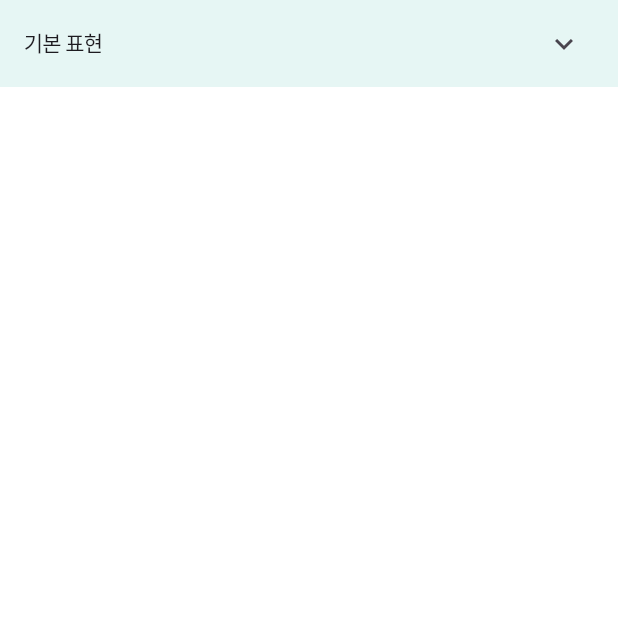
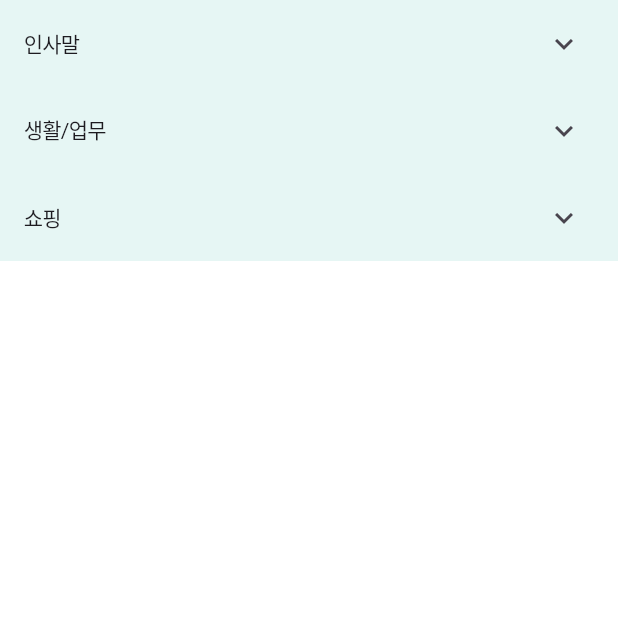
Before and after one commit to translation-jeju/translation-jeju-client, a Flutter app: the ListPage screen opened directly, on a phone screen of 412 x 824 dp, the top half of it. Run offline on Flutter 3.47's test engine with Material 3 defaults, Android fonts, the phone set to English and light mode, and no system bars; our stand-ins replace dio, flip_card, flutter_dotenv, flutter_riverpod, flutter_svg, flutter_tts and 2 more; generated files the repository leaves out were written again; Roboto replaces fonts that are missing (PretendardMedium).

Commit message:
add: words

```diff
--- a/lib/presentation/ListPage.dart
+++ b/lib/presentation/ListPage.dart
@@ -62,7 +62,7 @@ class _ListPageState extends ConsumerState<ListPage> {
                     backgroundColor: AppColors.subColor,
                     collapsedBackgroundColor: AppColors.subColor,
                     title: const Text(
-                      '기본 표현',
+                      '인사말',
                       style: FontStyles.smallBody,
                     ),
                     children: [
@@ -70,6 +70,116 @@ class _ListPageState extends ConsumerState<ListPage> {
                         appWord: AppLocalizations.of(context)?.hello ?? 'Hello',
                         jejuWord: '펜안 하우꽈?',
                         sound: () => _speakText('펜안 하우꽈?'),
+                        bookmark: () {},
+                      ),
+                      CustomListTile(
+                        appWord: AppLocalizations.of(context)?.hello ?? 'Hello',
+                        jejuWord: '혼저 옵서예',
+                        sound: () => _speakText('혼저 옵서예'),
+                        bookmark: () {},
+                      ),
+                      CustomListTile(
+                        appWord: AppLocalizations.of(context)?.hello ?? 'Hello',
+                        jejuWord: '폭삭 속암수다',
+                        sound: () => _speakText('폭삭 속암수다'),
+                        bookmark: () {},
+                      ),
+                      CustomListTile(
+                        appWord: AppLocalizations.of(context)?.hello ?? 'Hello',
+                        jejuWord: '도르멍 하영 가쿠다',
+                        sound: () => _speakText('도르멍 하영 가쿠다'),
+                        bookmark: () {},
+                      ),
+                      CustomListTile(
+                        appWord: AppLocalizations.of(context)?.hello ?? 'Hello',
+                        jejuWord: '어디서 옵데가?',
+                        sound: () => _speakText('어디서 옵데가?'),
+                        bookmark: () {},
+                      ),
+                      CustomListTile(
+                        appWord: AppLocalizations.of(context)?.hello ?? 'Hello',
+                        jejuWord: '게로마씸',
+                        sound: () => _speakText('게로마씸'),
+                        bookmark: () {},
+                      ),
+                    ],
+                  ),
+                  ExpansionTile(
+                    backgroundColor: AppColors.subColor,
+                    collapsedBackgroundColor: AppColors.subColor,
+                    title: const Text(
+                      '생활/업무',
+                      style: FontStyles.smallBody,
+                    ),
+                    children: [
+                      CustomListTile(
+                        appWord: AppLocalizations.of(context)?.hello ?? 'Hello',
+                        jejuWord: '감저 저곡 해놨수다',
+                        sound: () => _speakText('감저 저곡 해놨수다'),
+                        bookmark: () {},
+                      ),
+                      CustomListTile(
+                        appWord: AppLocalizations.of(context)?.hello ?? 'Hello',
+                        jejuWord: '감결 딸라감쪄',
+                        sound: () => _speakText('감결 딸라감쪄'),
+                        bookmark: () {},
+                      ),
+                      CustomListTile(
+                        appWord: AppLocalizations.of(context)?.hello ?? 'Hello',
+                        jejuWord: '호꼼 씹서 해보난 좋수다',
+                        sound: () => _speakText('호꼼 씹서 해보난 좋수다'),
+                        bookmark: () {},
+                      ),
+                      CustomListTile(
+                        appWord: AppLocalizations.of(context)?.hello ?? 'Hello',
+                        jejuWord: '고다시 가수다',
+                        sound: () => _speakText('고다시 가수다'),
+                        bookmark: () {},
+                      ),
+                      CustomListTile(
+                        appWord: AppLocalizations.of(context)?.hello ?? 'Hello',
+                        jejuWord: '생이 갈라줘',
+                        sound: () => _speakText('생이 갈라줘'),
+                        bookmark: () {},
+                      ),
+                      CustomListTile(
+                        appWord: AppLocalizations.of(context)?.hello ?? 'Hello',
+                        jejuWord: '혼저혼저 오라게',
+                        sound: () => _speakText('혼저혼저 오라게'),
+                        bookmark: () {},
+                      ),
+                    ],
+                  ),
+                  ExpansionTile(
+                    backgroundColor: AppColors.subColor,
+                    collapsedBackgroundColor: AppColors.subColor,
+                    title: const Text(
+                      '쇼핑',
+                      style: FontStyles.smallBody,
+                    ),
+                    children: [
+                      CustomListTile(
+                        appWord: AppLocalizations.of(context)?.hello ?? 'Hello',
+                        jejuWord: '왕방갑서',
+                        sound: () => _speakText('왕방갑서'),
+                        bookmark: () {},
+                      ),
+                      CustomListTile(
+                        appWord: AppLocalizations.of(context)?.hello ?? 'Hello',
+                        jejuWord: '몽케지 마랑 혼저 오라게',
+                        sound: () => _speakText('몽케지 마랑 혼저 오라게'),
+                        bookmark: () {},
+                      ),
+                      CustomListTile(
+                        appWord: AppLocalizations.of(context)?.hello ?? 'Hello',
+                        jejuWord: '매기 우다',
+                        sound: () => _speakText('매기 우다'),
+                        bookmark: () {},
+                      ),
+                      CustomListTile(
+                        appWord: AppLocalizations.of(context)?.hello ?? 'Hello',
+                        jejuWord: '무신거 촞암수과',
+                        sound: () => _speakText('무신거 촞암수과'),
                         bookmark: () {},
                       ),
                     ],
```
